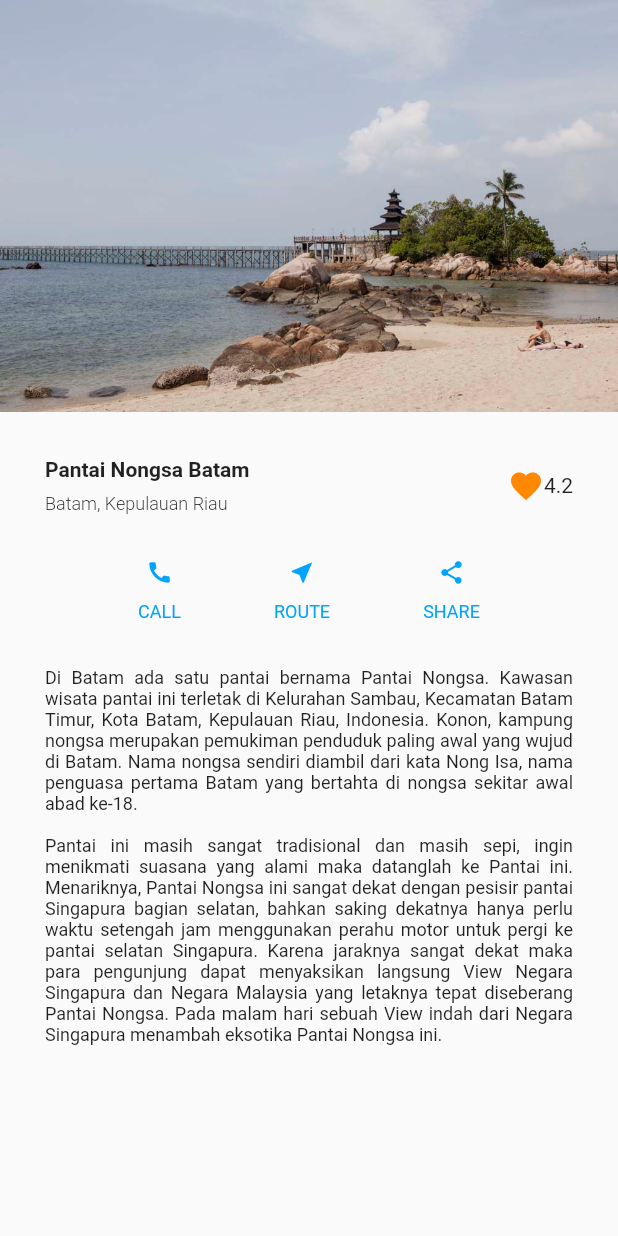
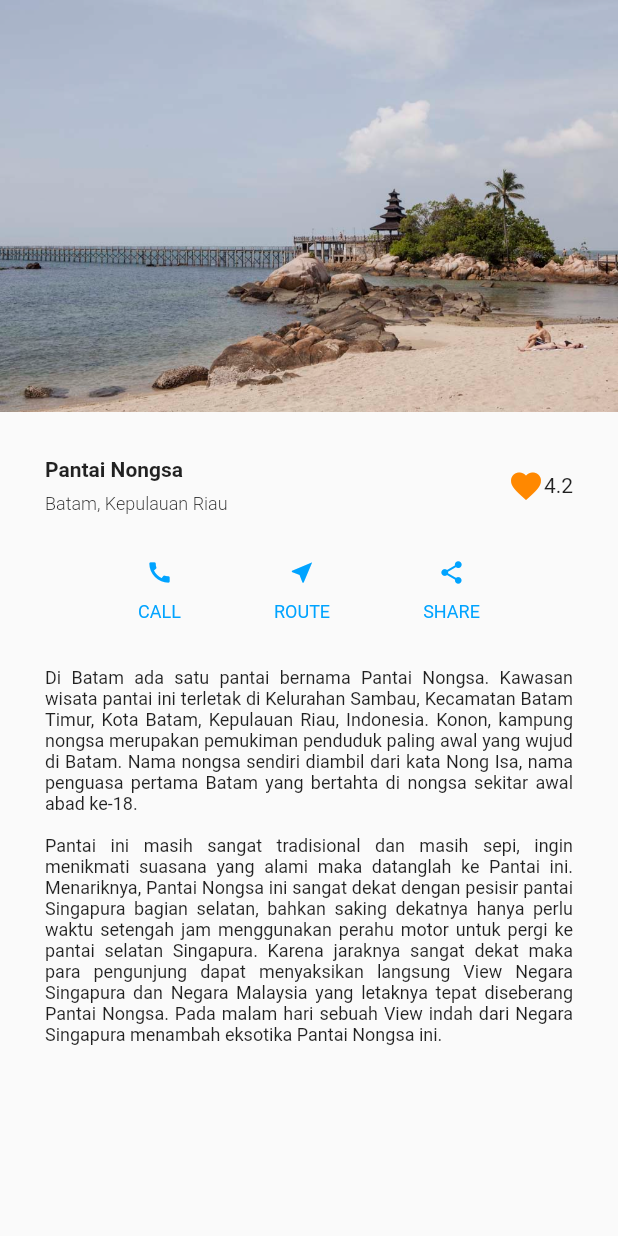
Before and after one commit to wahyurizky27/first_design_flutter, a Flutter app: the screen it shows after launch, on a phone screen of 412 x 824 dp. Run offline on Flutter 3.47's test engine with Material 2 defaults, Android fonts, the phone set to English and light mode, and no system bars.

Commit message:
change name beach

```diff
--- a/lib/home_page.dart
+++ b/lib/home_page.dart
@@ -24,7 +24,7 @@ class HomePage extends StatelessWidget {
                     crossAxisAlignment: CrossAxisAlignment.start,
                     children: [
                       Text(
-                        'Pantai Nongsa Batam',
+                        'Pantai Nongsa',
                         style: TextStyle(
                           fontWeight: FontWeight.bold,
                         ),
```
